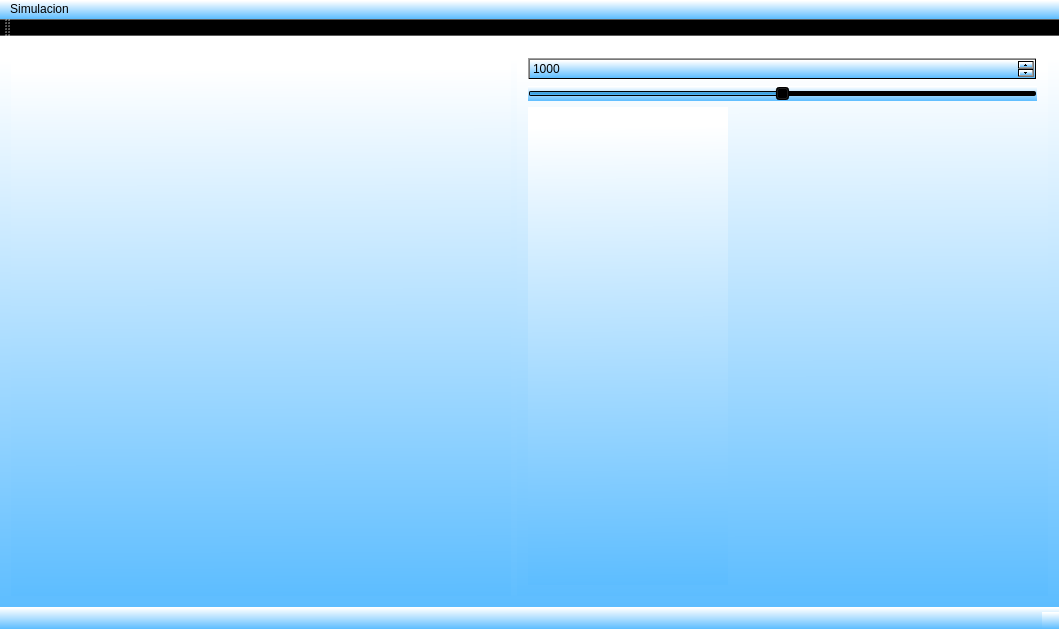
The window that Simulador/mainwindow.ui (lcasassa/Simulador) describes before a commit, drawn with Qt 5.
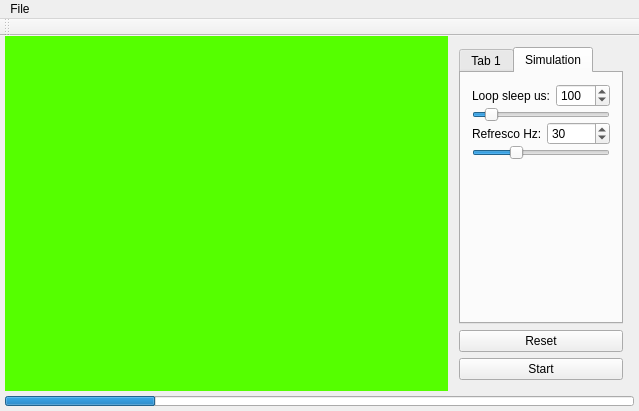
The same window after the commit. Custom widgets are drawn as their Qt base class.

```diff
--- a/Simulador/mainwindow.ui
+++ b/Simulador/mainwindow.ui
@@ -6,92 +6,282 @@
    <rect>
     <x>0</x>
     <y>0</y>
-    <width>1059</width>
-    <height>629</height>
+    <width>639</width>
+    <height>411</height>
    </rect>
   </property>
   <property name="windowTitle">
    <string>MainWindow</string>
   </property>
-  <property name="styleSheet">
-   <string notr="true">background-color: qlineargradient(spread:pad, x1:0.478, y1:1, x2:0.472916, y2:0.04, stop:0 rgba(93, 189, 255, 255), stop:1 rgba(255, 255, 255, 255))</string>
-  </property>
   <widget class="QWidget" name="centralWidget">
-   <layout class="QHBoxLayout" name="horizontalLayout">
+   <layout class="QVBoxLayout" name="verticalLayout_2">
+    <property name="spacing">
+     <number>0</number>
+    </property>
+    <property name="leftMargin">
+     <number>5</number>
+    </property>
+    <property name="topMargin">
+     <number>0</number>
+    </property>
+    <property name="rightMargin">
+     <number>5</number>
+    </property>
+    <property name="bottomMargin">
+     <number>0</number>
+    </property>
     <item>
-     <widget class="Simulador" name="simuladorWidget" native="true">
-      <property name="minimumSize">
-       <size>
-        <width>500</width>
-        <height>500</height>
-       </size>
-      </property>
-      <property name="maximumSize">
-       <size>
-        <width>16777215</width>
-        <height>16777215</height>
-       </size>
-      </property>
-      <property name="styleSheet">
-       <string notr="true"/>
-      </property>
+     <widget class="QWidget" name="widget_2" native="true">
+      <layout class="QHBoxLayout" name="horizontalLayout_2">
+       <property name="spacing">
+        <number>0</number>
+       </property>
+       <property name="leftMargin">
+        <number>0</number>
+       </property>
+       <property name="topMargin">
+        <number>0</number>
+       </property>
+       <property name="rightMargin">
+        <number>0</number>
+       </property>
+       <property name="bottomMargin">
+        <number>0</number>
+       </property>
+       <item>
+        <widget class="Simulador" name="simuladorWidget" native="true">
+         <property name="sizePolicy">
+          <sizepolicy hsizetype="Expanding" vsizetype="Preferred">
+           <horstretch>0</horstretch>
+           <verstretch>0</verstretch>
+          </sizepolicy>
+         </property>
+         <property name="styleSheet">
+          <string notr="true">border-color: rgb(255, 128, 0);
+background-color: rgb(85, 255, 0);
+</string>
+         </property>
+        </widget>
+       </item>
+       <item>
+        <widget class="QWidget" name="widget_3" native="true">
+         <layout class="QVBoxLayout" name="verticalLayout">
+          <item>
+           <widget class="QTabWidget" name="tabWidget">
+            <property name="sizePolicy">
+             <sizepolicy hsizetype="Preferred" vsizetype="Expanding">
+              <horstretch>0</horstretch>
+              <verstretch>0</verstretch>
+             </sizepolicy>
+            </property>
+            <property name="currentIndex">
+             <number>1</number>
+            </property>
+            <widget class="QWidget" name="tab">
+             <attribute name="title">
+              <string>Tab 1</string>
+             </attribute>
+            </widget>
+            <widget class="QWidget" name="tab_simulation">
+             <attribute name="title">
+              <string>Simulation</string>
+             </attribute>
+             <layout class="QHBoxLayout" name="horizontalLayout_4">
+              <item>
+               <widget class="QWidget" name="widget_6" native="true">
+                <layout class="QVBoxLayout" name="verticalLayout_3">
+                 <property name="spacing">
+                  <number>0</number>
+                 </property>
+                 <property name="leftMargin">
+                  <number>0</number>
+                 </property>
+                 <property name="topMargin">
+                  <number>0</number>
+                 </property>
+                 <property name="rightMargin">
+                  <number>0</number>
+                 </property>
+                 <property name="bottomMargin">
+                  <number>0</number>
+                 </property>
+                 <item>
+                  <widget class="QWidget" name="widget_5" native="true">
+                   <layout class="QHBoxLayout" name="horizontalLayout_3">
+                    <property name="spacing">
+                     <number>5</number>
+                    </property>
+                    <property name="leftMargin">
+                     <number>0</number>
+                    </property>
+                    <property name="topMargin">
+                     <number>0</number>
+                    </property>
+                    <property name="rightMargin">
+                     <number>0</number>
+                    </property>
+                    <property name="bottomMargin">
+                     <number>0</number>
+                    </property>
+                    <item>
+                     <widget class="QLabel" name="label">
+                      <property name="text">
+                       <string>Loop sleep us:</string>
+                      </property>
+                     </widget>
+                    </item>
+                    <item>
+                     <widget class="QSpinBox" name="spinBoxLoopSleepUs">
+                      <property name="maximum">
+                       <number>1000</number>
+                      </property>
+                      <property name="value">
+                       <number>100</number>
+                      </property>
+                     </widget>
+                    </item>
+                   </layout>
+                  </widget>
+                 </item>
+                 <item>
+                  <widget class="QSlider" name="horizontalSliderLoopSleepUs">
+                   <property name="maximum">
+                    <number>1000</number>
+                   </property>
+                   <property name="value">
+                    <number>100</number>
+                   </property>
+                   <property name="orientation">
+                    <enum>Qt::Horizontal</enum>
+                   </property>
+                  </widget>
+                 </item>
+                 <item>
+                  <widget class="QWidget" name="widget" native="true">
+                   <layout class="QFormLayout" name="formLayout">
+                    <property name="horizontalSpacing">
+                     <number>5</number>
+                    </property>
+                    <property name="verticalSpacing">
+                     <number>0</number>
+                    </property>
+                    <property name="leftMargin">
+                     <number>0</number>
+                    </property>
+                    <property name="topMargin">
+                     <number>0</number>
+                    </property>
+                    <property name="rightMargin">
+                     <number>0</number>
+                    </property>
+                    <property name="bottomMargin">
+                     <number>0</number>
+                    </property>
+                    <item row="0" column="0">
+                     <widget class="QLabel" name="label_2">
+                      <property name="text">
+                       <string>Refresco Hz:</string>
+                      </property>
+                     </widget>
+                    </item>
+                    <item row="0" column="1">
+                     <widget class="QSpinBox" name="spinBoxRefrescoHz">
+                      <property name="value">
+                       <number>30</number>
+                      </property>
+                     </widget>
+                    </item>
+                   </layout>
+                  </widget>
+                 </item>
+                 <item>
+                  <widget class="QSlider" name="horizontalSliderRefrescoHz">
+                   <property name="value">
+                    <number>30</number>
+                   </property>
+                   <property name="orientation">
+                    <enum>Qt::Horizontal</enum>
+                   </property>
+                  </widget>
+                 </item>
+                 <item>
+                  <spacer name="verticalSpacer">
+                   <property name="orientation">
+                    <enum>Qt::Vertical</enum>
+                   </property>
+                   <property name="sizeHint" stdset="0">
+                    <size>
+                     <width>20</width>
+                     <height>40</height>
+                    </size>
+                   </property>
+                  </spacer>
+                 </item>
+                </layout>
+               </widget>
+              </item>
+             </layout>
+            </widget>
+           </widget>
+          </item>
+          <item>
+           <widget class="QPushButton" name="pushButtonReset">
+            <property name="text">
+             <string>Reset</string>
+            </property>
+           </widget>
+          </item>
+          <item>
+           <widget class="QPushButton" name="pushButtonStart">
+            <property name="text">
+             <string>Start</string>
+            </property>
+           </widget>
+          </item>
+         </layout>
+        </widget>
+       </item>
+      </layout>
      </widget>
     </item>
     <item>
-     <widget class="QWidget" name="widget" native="true">
-      <property name="minimumSize">
-       <size>
-        <width>200</width>
-        <height>0</height>
-       </size>
-      </property>
-      <layout class="QVBoxLayout" name="verticalLayout">
+     <widget class="QWidget" name="widget_4" native="true">
+      <layout class="QHBoxLayout" name="horizontalLayout">
+       <property name="spacing">
+        <number>0</number>
+       </property>
+       <property name="leftMargin">
+        <number>0</number>
+       </property>
+       <property name="topMargin">
+        <number>5</number>
+       </property>
+       <property name="rightMargin">
+        <number>0</number>
+       </property>
+       <property name="bottomMargin">
+        <number>5</number>
+       </property>
        <item>
-        <widget class="QSpinBox" name="spinBox">
-         <property name="maximum">
-          <number>2000</number>
-         </property>
-         <property name="singleStep">
-          <number>100</number>
-         </property>
-         <property name="value">
-          <number>1000</number>
-         </property>
-        </widget>
-       </item>
-       <item>
-        <widget class="QSlider" name="horizontalSlider">
-         <property name="maximum">
-          <number>2000</number>
-         </property>
-         <property name="singleStep">
-          <number>10</number>
-         </property>
-         <property name="pageStep">
-          <number>100</number>
-         </property>
-         <property name="value">
-          <number>1000</number>
-         </property>
-         <property name="orientation">
-          <enum>Qt::Horizontal</enum>
-         </property>
-        </widget>
-       </item>
-       <item>
-        <widget class="ControlFuzzy" name="widget_fuzzyfication" native="true">
-         <property name="minimumSize">
-          <size>
-           <width>200</width>
-           <height>0</height>
-          </size>
-         </property>
+        <widget class="QProgressBar" name="progressBar">
          <property name="maximumSize">
           <size>
-           <width>200</width>
-           <height>16777215</height>
+           <width>16777215</width>
+           <height>10</height>
           </size>
          </property>
+         <property name="value">
+          <number>24</number>
+         </property>
+         <property name="textVisible">
+          <bool>false</bool>
+         </property>
+         <property name="invertedAppearance">
+          <bool>false</bool>
+         </property>
+         <property name="format">
+          <string>%p%</string>
+         </property>
         </widget>
        </item>
       </layout>
@@ -104,17 +294,17 @@
     <rect>
      <x>0</x>
      <y>0</y>
-     <width>1059</width>
-     <height>22</height>
+     <width>639</width>
+     <height>25</height>
     </rect>
    </property>
-   <widget class="QMenu" name="menuSimulacion">
+   <widget class="QMenu" name="menuFile">
     <property name="title">
-     <string>Simulacion</string>
+     <string>File</string>
     </property>
     <addaction name="actionStart_Stop"/>
    </widget>
-   <addaction name="menuSimulacion"/>
+   <addaction name="menuFile"/>
   </widget>
   <widget class="QToolBar" name="mainToolBar">
    <attribute name="toolBarArea">
@@ -124,8 +314,7 @@
     <bool>false</bool>
    </attribute>
   </widget>
-  <widget class="QStatusBar" name="statusBar"/>
-  <action name="actionStart_Stop">
+  <action name="actionLoad">
    <property name="text">
     <string>Start</string>
    </property>
@@ -139,12 +328,6 @@
    <header>simulador.h</header>
    <container>1</container>
   </customwidget>
-  <customwidget>
-   <class>ControlFuzzy</class>
-   <extends>QWidget</extends>
-   <header>controlfuzzy.h</header>
-   <container>1</container>
-  </customwidget>
  </customwidgets>
  <resources/>
  <connections>
```
Left out of the diff: 78 changed lines with no effect on the pictures.
